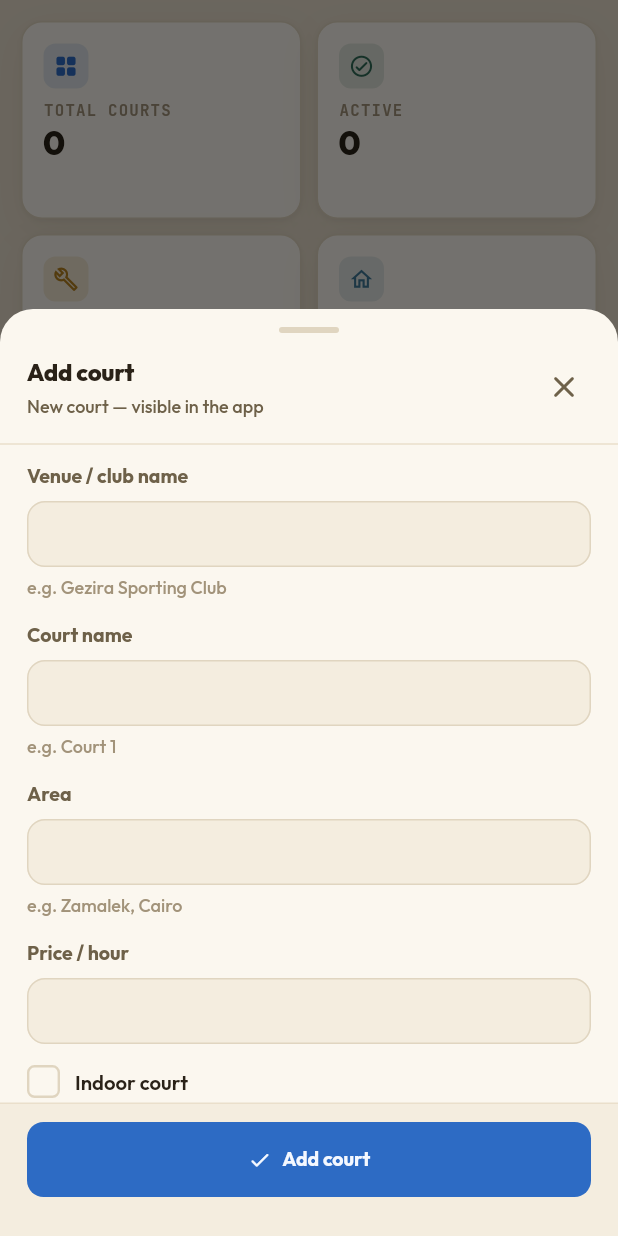
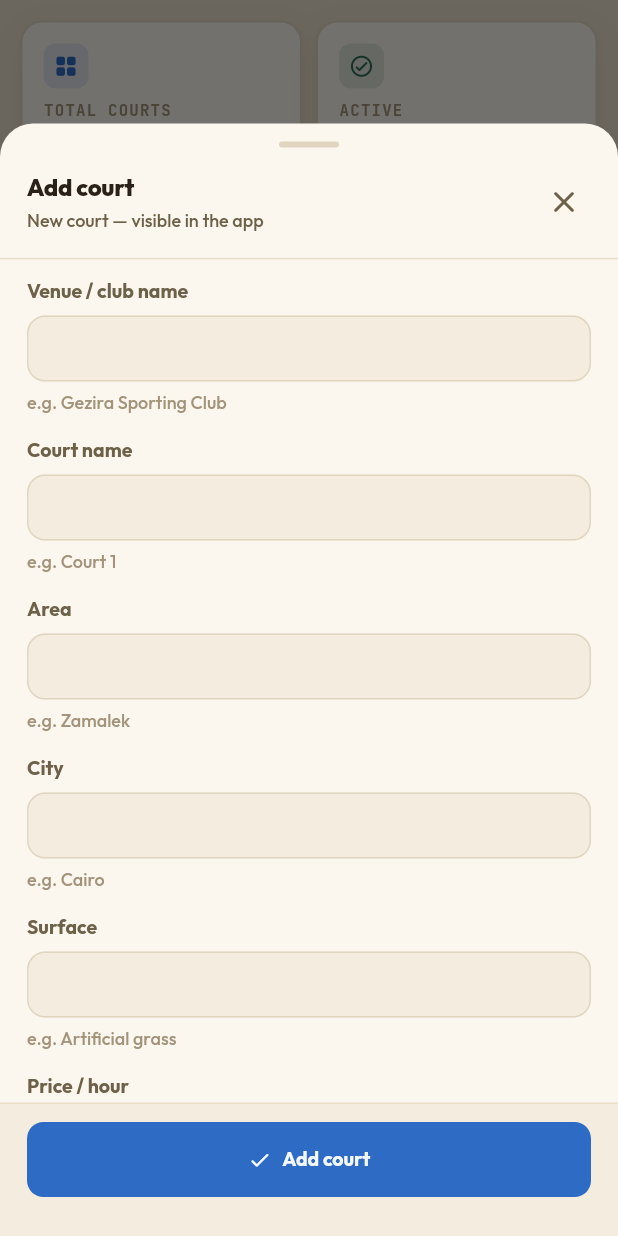
Before and after one commit to karimtamer-art/padel-app, a Flutter app: the AdminCourtsScreen widget shown alone on an empty page, opened directly, after a tap on "Add", on a phone screen of 412 x 824 dp. Run offline on Flutter 3.47's test engine with Material 3 defaults, Android fonts, the phone set to English and light mode, and no system bars; our stand-ins replace firebase_core, firebase_messaging, google_fonts, image_picker, supabase_flutter; missing offline and left inert: flutter_web_auth_2; accounts and stored records are empty; network calls fail.

Commit message:
feat(courts): show owning community, more edit fields, yellow community pill
- Admin court cards now show which community a court belongs to (owning
  community name, else organizer name), fetched by enriching fetchCourts with
  an owner_label.
- More editable court fields: City, Surface, and an Active (bookable) toggle
  for admins. organizer_save_court RPC extended with city/surface (signature
  bumped; old one dropped). Courts gain city/surface columns (idempotent).
- Community-only visibility pill recoloured green→gold (yellow).

SQL: re-run supabase/changes/2026-07-11_organizer_provisioning_and_courts.sql
(adds city/surface + new organizer_save_court signature); folded into canonical.

```diff
--- a/lib/admin/data/admin_service.dart
+++ b/lib/admin/data/admin_service.dart
@@ -135,20 +135,55 @@ class AdminService {
   // ── Courts ────────────────────────────────────────────────────
 
   /// All courts (admin) or just one organizer's own courts when [ownerId] is
-  /// set. Pre-migration DBs without owner_id fall back to selecting all.
+  /// set. Pre-migration DBs without owner_id fall back to selecting all. In the
+  /// admin view, owner-owned courts are tagged with `owner_label` (the owning
+  /// community's name, else the organizer's name) so the console shows which
+  /// community a court belongs to.
   static Future<List<Map<String, dynamic>>> fetchCourts({String? ownerId}) async {
+    List<Map<String, dynamic>> courts;
     try {
       var q = _db.from('courts').select('*');
       if (ownerId != null) q = q.eq('owner_id', ownerId);
       final res = await q.order('created_at', ascending: false);
-      return List<Map<String, dynamic>>.from(res as List);
+      courts = List<Map<String, dynamic>>.from(res as List);
     } catch (_) {
       final res = await _db
           .from('courts')
           .select('*')
           .order('created_at', ascending: false);
-      return List<Map<String, dynamic>>.from(res as List);
+      courts = List<Map<String, dynamic>>.from(res as List);
     }
+    // Admin view: label each organizer-owned court with its community/owner.
+    if (ownerId == null) {
+      final owners = courts
+          .map((c) => c['owner_id'])
+          .whereType<String>()
+          .toSet()
+          .toList();
+      if (owners.isNotEmpty) {
+        try {
+          final comms = await _db
+              .from('communities')
+              .select('organizer_id, name')
+              .inFilter('organizer_id', owners);
+          final profs = await _db
+              .from('profiles')
+              .select('id, name')
+              .inFilter('id', owners);
+          final byComm = {
+            for (final r in (comms as List)) r['organizer_id']: r['name']
+          };
+          final byProf = {for (final r in (profs as List)) r['id']: r['name']};
+          for (final c in courts) {
+            final oid = c['owner_id'];
+            if (oid != null) {
+              c['owner_label'] = byComm[oid] ?? byProf[oid] ?? 'Organizer';
+            }
+          }
+        } catch (_) {/* enrichment is best-effort */}
+      }
+    }
+    return courts;
   }
 
   static Future<void> setCourt(Map<String, dynamic> data) async {
@@ -172,6 +207,8 @@ class AdminService {
     required String venue,
     required String name,
     required String area,
+    String? city,
+    String? surface,
     num? price,
     required bool indoor,
   }) async {
@@ -181,6 +218,8 @@ class AdminService {
         'p_venue': venue,
         'p_name': name,
         'p_area': area,
+        'p_city': city,
+        'p_surface': surface,
         'p_price': price,
         'p_indoor': indoor,
       });
--- a/lib/admin/screens/admin_courts_screen.dart
+++ b/lib/admin/screens/admin_courts_screen.dart
@@ -136,6 +136,20 @@ class _AdminCourtsScreenState extends State<AdminCourtsScreen> {
               '${row['name'] ?? ''}${(row['area'] as String?)?.isNotEmpty == true ? ' · ${row['area']}' : ''} · ${row['indoor'] == true ? 'Indoor' : 'Outdoor'}',
               style: AdminText.small(),
             ),
+            // Which community this court belongs to (admin view of organizer courts).
+            if (!_isOrganizer && (row['owner_label'] as String?)?.isNotEmpty == true) ...[
+              const SizedBox(height: 8),
+              Row(children: [
+                const Icon(Icons.groups_2_rounded, size: 13, color: AdminColors.gold),
+                const SizedBox(width: 5),
+                Expanded(
+                  child: Text('${row['owner_label']} community',
+                      style: AdminText.sans(12, FontWeight.w700, AdminColors.gold),
+                      maxLines: 1,
+                      overflow: TextOverflow.ellipsis),
+                ),
+              ]),
+            ],
             const SizedBox(height: 12),
             Wrap(spacing: 6, runSpacing: 6, children: [
               _tag(Icons.payments_outlined, '${_egp(row['price_per_hour'])}/hr'),
@@ -188,7 +202,7 @@ class _AdminCourtsScreenState extends State<AdminCourtsScreen> {
 
   Widget _visibilityPill(Map row) {
     final isPublic = row['is_public'] != false; // null/absent → public (default)
-    final tone = isPublic ? AdminColors.green : AdminColors.info;
+    final tone = isPublic ? AdminColors.green : AdminColors.gold;
     return Container(
       padding: const EdgeInsets.symmetric(horizontal: 9, vertical: 3),
       decoration: BoxDecoration(
@@ -309,9 +323,12 @@ class _AdminCourtsScreenState extends State<AdminCourtsScreen> {
     final venueCt = TextEditingController(text: row?['venue_name'] ?? '');
     final nameCt = TextEditingController(text: row?['name'] ?? '');
     final areaCt = TextEditingController(text: row?['area'] ?? '');
+    final cityCt = TextEditingController(text: row?['city'] ?? '');
+    final surfaceCt = TextEditingController(text: row?['surface'] ?? '');
     final priceCt =
         TextEditingController(text: row?['price_per_hour']?.toString() ?? '');
     final indoor = ValueNotifier<bool>(row?['indoor'] == true);
+    final active = ValueNotifier<bool>(row?['is_active'] != false);
 
     adminSheet(
       context,
@@ -321,7 +338,7 @@ class _AdminCourtsScreenState extends State<AdminCourtsScreen> {
               ? 'New court — private to your community'
               : 'New court — visible in the app')
           : ((row['venue_name'] as String?) ?? ''),
-      heightFactor: 0.75,
+      heightFactor: 0.9,
       footer: ValueListenableBuilder<bool>(
         valueListenable: indoor,
         builder: (_, v, __) => AdminButton(
@@ -341,6 +358,8 @@ class _AdminCourtsScreenState extends State<AdminCourtsScreen> {
                 venue: venueCt.text.trim(),
                 name: nameCt.text.trim(),
                 area: areaCt.text.trim(),
+                city: cityCt.text.trim(),
+                surface: surfaceCt.text.trim(),
                 price: num.tryParse(priceCt.text),
                 indoor: v,
               );
@@ -350,9 +369,11 @@ class _AdminCourtsScreenState extends State<AdminCourtsScreen> {
                   'venue_name': venueCt.text.trim(),
                   'name': nameCt.text.trim().isEmpty ? 'Court' : nameCt.text.trim(),
                   'area': areaCt.text.trim(),
+                  'city': cityCt.text.trim().isEmpty ? null : cityCt.text.trim(),
+                  'surface': surfaceCt.text.trim().isEmpty ? null : surfaceCt.text.trim(),
                   'price_per_hour': num.tryParse(priceCt.text),
                   'indoor': v,
-                  'is_active': true,
+                  'is_active': active.value,
                   'in_maintenance': false,
                 });
               } catch (e) {
@@ -364,8 +385,11 @@ class _AdminCourtsScreenState extends State<AdminCourtsScreen> {
                   'venue_name': venueCt.text.trim(),
                   'name': nameCt.text.trim().isEmpty ? 'Court' : nameCt.text.trim(),
                   'area': areaCt.text.trim(),
+                  'city': cityCt.text.trim().isEmpty ? null : cityCt.text.trim(),
+                  'surface': surfaceCt.text.trim().isEmpty ? null : surfaceCt.text.trim(),
                   'price_per_hour': num.tryParse(priceCt.text),
                   'indoor': v,
+                  'is_active': active.value,
                 }).eq('id', row['id'] as String);
               } catch (e) {
                 err = e.toString();
@@ -387,37 +411,50 @@ class _AdminCourtsScreenState extends State<AdminCourtsScreen> {
             const SizedBox(height: 14),
             _field('Court name', nameCt, hint: 'e.g. Court 1'),
             const SizedBox(height: 14),
-            _field('Area', areaCt, hint: 'e.g. Zamalek, Cairo'),
+            _field('Area', areaCt, hint: 'e.g. Zamalek'),
+            const SizedBox(height: 14),
+            _field('City', cityCt, hint: 'e.g. Cairo'),
+            const SizedBox(height: 14),
+            _field('Surface', surfaceCt, hint: 'e.g. Artificial grass'),
             const SizedBox(height: 14),
             _field('Price / hour', priceCt, prefix: 'EGP'),
-            const SizedBox(height: 14),
-            GestureDetector(
-              onTap: () => indoor.value = !v,
+            const SizedBox(height: 16),
+            _check('Indoor court', v, () => indoor.value = !v),
+            if (!_isOrganizer) ...[
+              const SizedBox(height: 12),
+              ValueListenableBuilder<bool>(
+                valueListenable: active,
+                builder: (_, a, __) => _check(
+                    'Active (bookable in the app)', a, () => active.value = !a),
+              ),
+            ],
+          ],
+        ),
+      ),
+    );
+  }
+
+  Widget _check(String label, bool on, VoidCallback onTap) => GestureDetector(
+        onTap: onTap,
         child: Row(children: [
           Container(
             width: 22,
             height: 22,
             decoration: BoxDecoration(
-                    color: v ? AdminColors.primary : Colors.transparent,
+              color: on ? AdminColors.primary : Colors.transparent,
               borderRadius: BorderRadius.circular(5),
               border: Border.all(
-                        color: v ? AdminColors.primary : AdminColors.line,
-                        width: 1.6),
+                  color: on ? AdminColors.primary : AdminColors.line, width: 1.6),
             ),
             alignment: Alignment.center,
-                  child: v
+            child: on
                 ? const Icon(Icons.check_rounded, size: 14, color: Colors.white)
                 : null,
           ),
           const SizedBox(width: 10),
-                Text('Indoor court', style: AdminText.body()),
+          Text(label, style: AdminText.body()),
         ]),
-            ),
-          ],
-        ),
-      ),
       );
-  }
 
   Widget _field(String label, TextEditingController c,
       {String? hint, String? prefix}) {
```
Also changed, not shown: 2 other files. Lines whose indentation alone changed are shown as unchanged.
